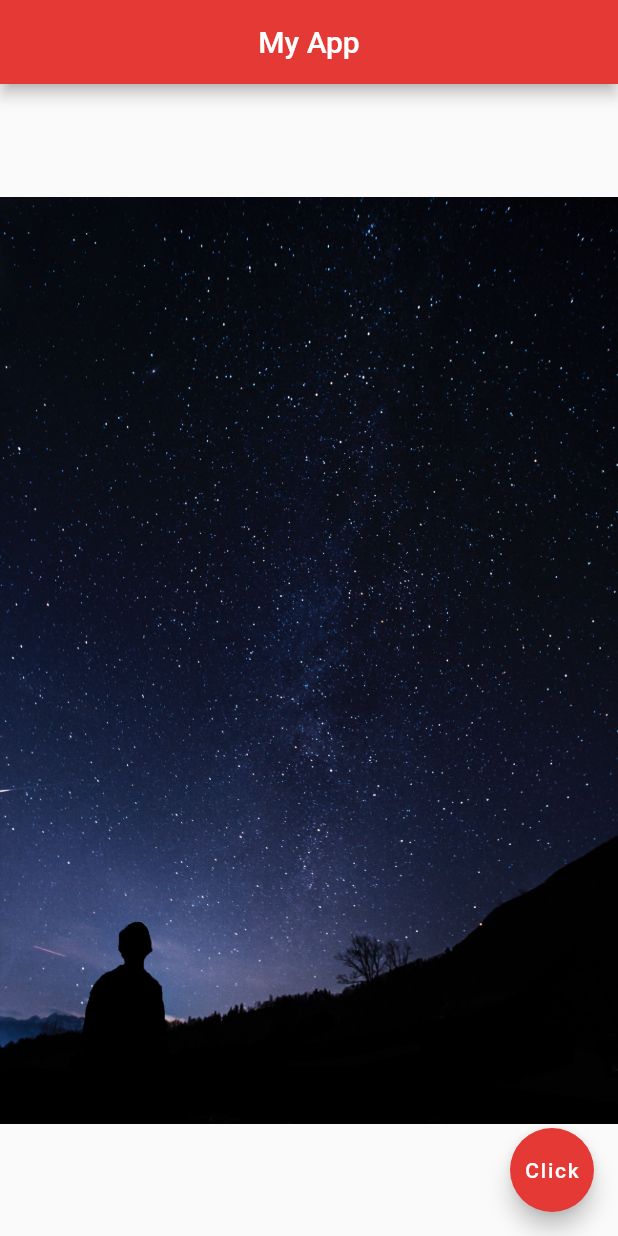
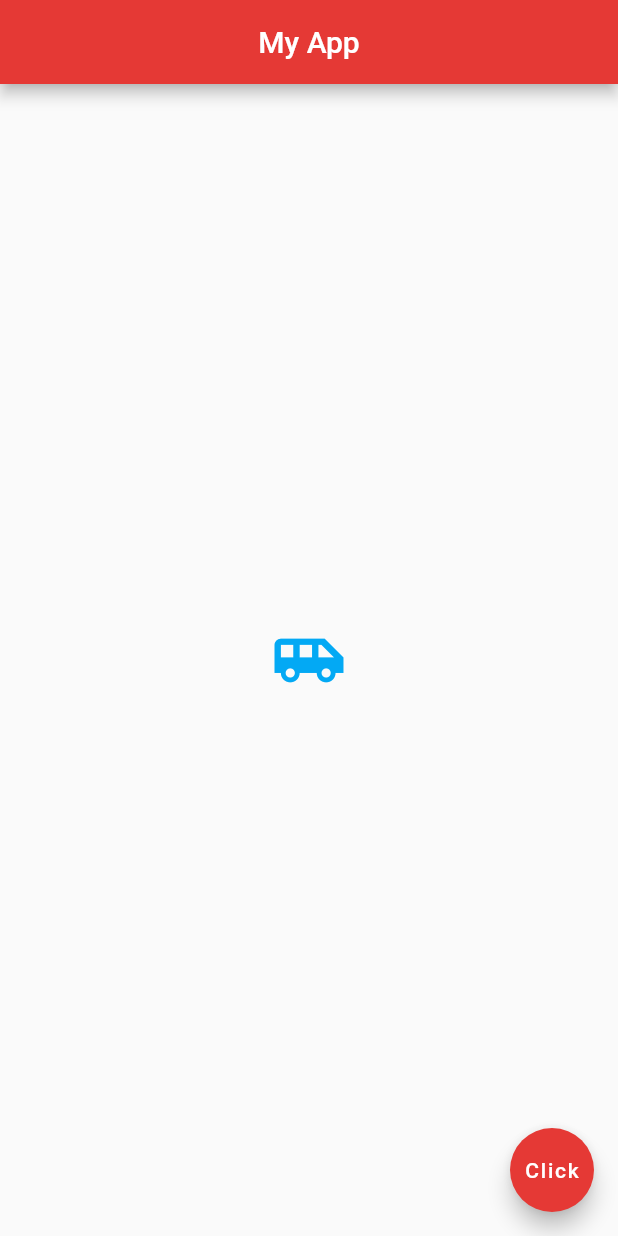
Before and after one commit to katelynmiller2112/flutterBeginnerTutorials, a Flutter app: the screen it shows after launch, on a phone screen of 412 x 824 dp. Run offline on Flutter 3.47's test engine with Material 2 defaults, Android fonts, the light colour scheme and no system bars.

Commit message:
starting lesson 9 on icons and buttons

```diff
--- a/lib/main.dart
+++ b/lib/main.dart
@@ -14,16 +14,11 @@ class Home extends StatelessWidget {
         backgroundColor: Colors.red[600],
       ),
       body: Center(
-        child: Image.asset('assets/space-3.jpg'),
-        /*child: Text('Hello World',
-          style: TextStyle(
-            fontSize: 20.0,
-            fontWeight:FontWeight.bold,
-            letterSpacing: 2.0,
-            color: Colors.grey[600],
-            fontFamily: 'IndieFlower',
-          ),
-        ),*/
+        child: Icon(
+          Icons.airport_shuttle,
+          color: Colors.lightBlue,
+          size:50.0,
+        ),
       ),
       floatingActionButton: FloatingActionButton(
         child: Text('Click'),
```
